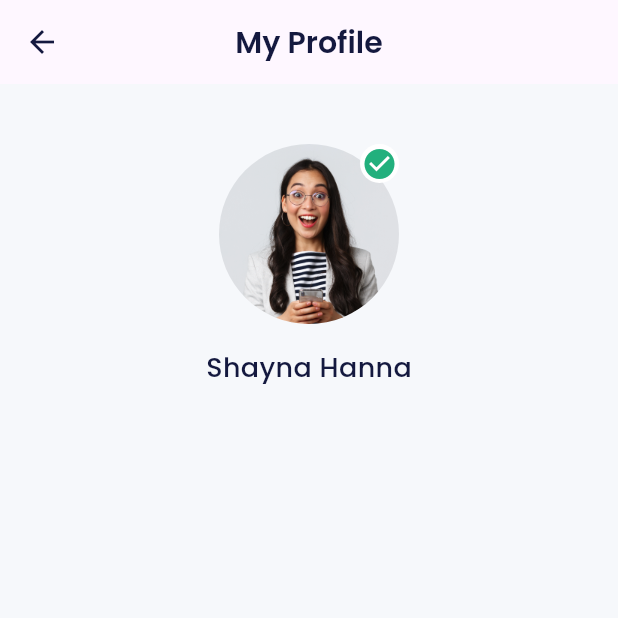
After one commit to KevinZakky/E-wallet-Bank-Sha, a Flutter app: the HomePage screen opened by its route, after a tap on the "check circle" icon, on a phone screen of 412 x 824 dp, the top half of it. The commit adds this screen. Run offline on Flutter 3.47's test engine with Material 3 defaults, Android fonts, the phone set to English and light mode, and no system bars; our stand-ins replace carousel_slider, google_fonts.

Commit message:
feat: slicing profile page

```diff
--- a/lib/main.dart
+++ b/lib/main.dart
@@ -1,5 +1,6 @@
 import 'package:ewallet_project_app/ui/pages/home_page.dart';
 import 'package:ewallet_project_app/ui/pages/onboarding_page.dart';
+import 'package:ewallet_project_app/ui/pages/profile_page.dart';
 import 'package:ewallet_project_app/ui/pages/setup_id_profile.dart';
 import 'package:ewallet_project_app/ui/pages/sign_in_page.dart';
 import 'package:ewallet_project_app/ui/pages/sign_up_page.dart';
@@ -23,7 +24,8 @@ class MyApp extends StatelessWidget {
       '/sign-up-set-profile': (context) => const SignUpSetProfile(),
       '/setup-id-profile': (context) => const SetupIDProfile(),
       '/sign-up-success': (context) => const SignUpSuccessPage(),
-      '/home': (context) => const HomePage()
+      '/home': (context) => const HomePage(),
+      '/profile': (context) => const ProfilePage(),
     });
   }
 }
--- a/lib/ui/pages/home_page.dart
+++ b/lib/ui/pages/home_page.dart
@@ -74,7 +74,7 @@ class HomePage extends StatelessWidget {
           horizontal: 24,
         ),
         children: [
-          buildProfile(),
+          buildProfile(context),
           buildWalletCard(),
           buildLevel(),
           buildServices(),
@@ -86,7 +86,7 @@ class HomePage extends StatelessWidget {
     );
   }
 
-  Widget buildProfile() {
+  Widget buildProfile(BuildContext context) {
     return Container(
       margin: const EdgeInsets.only(top: 40),
       child: Row(
@@ -113,7 +113,11 @@ class HomePage extends StatelessWidget {
               ),
             ],
           ),
-          Container(
+          GestureDetector(
+            onTap: () {
+              Navigator.pushNamed(context, '/profile');
+            },
+            child: Container(
               width: 60,
               height: 60,
               decoration: BoxDecoration(
@@ -140,7 +144,8 @@ class HomePage extends StatelessWidget {
                   ),
                 ),
               ),
-          )
+            ),
+          ),
         ],
       ),
     );
--- /dev/null
+++ b/lib/ui/pages/profile_page.dart
@@ -0,0 +1,71 @@
+import 'package:ewallet_project_app/shared/theme.dart';
+import 'package:flutter/material.dart';
+
+class ProfilePage extends StatelessWidget {
+  const ProfilePage({super.key});
+
+  @override
+  Widget build(BuildContext context) {
+    return Scaffold(
+      appBar: AppBar(
+        iconTheme: IconThemeData(color: blackColor),
+        centerTitle: true,
+        title: Text(
+          'My Profile',
+          style: blackTextStyle.copyWith(fontSize: 20, fontWeight: semiBold),
+        ),
+      ),
+      backgroundColor: lightBackgroundColor,
+      body: ListView(
+        padding: const EdgeInsets.symmetric(horizontal: 24),
+        children: [
+          const SizedBox(
+            height: 40,
+          ),
+          Container(
+            child: Column(
+              children: [
+                Container(
+                  width: 120,
+                  height: 120,
+                  decoration: BoxDecoration(
+                    shape: BoxShape.circle,
+                    image: DecorationImage(
+                      image: AssetImage('assets/img_profile.png'),
+                    ),
+                  ),
+                  child: Align(
+                    alignment: Alignment.topRight,
+                    child: Container(
+                      width: 26,
+                      height: 26,
+                      decoration: BoxDecoration(
+                        shape: BoxShape.circle,
+                        color: whiteColor,
+                      ),
+                      child: Center(
+                        child: Icon(
+                          Icons.check_circle,
+                          color: greenColor,
+                          size: 24,
+                        ),
+                      ),
+                    ),
+                  ),
+                ),
+                const SizedBox(
+                  height: 16,
+                ),
+                Text(
+                  'Shayna Hanna',
+                  style:
+                      blackTextStyle.copyWith(fontSize: 18, fontWeight: medium),
+                ),
+              ],
+            ),
+          )
+        ],
+      ),
+    );
+  }
+}
```
Lines whose indentation alone changed are shown as unchanged.
